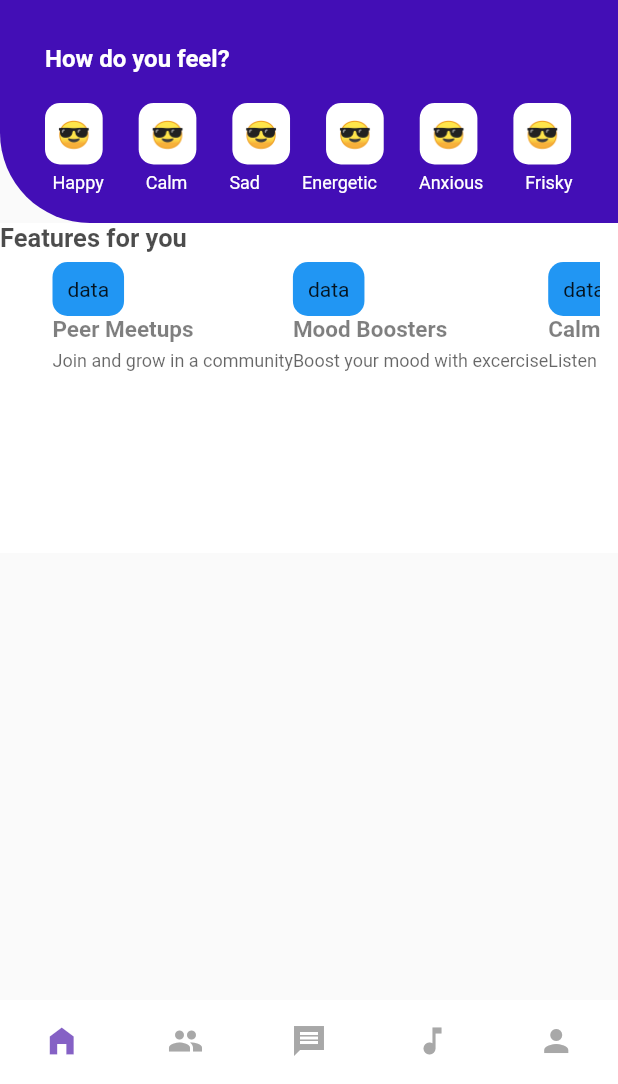
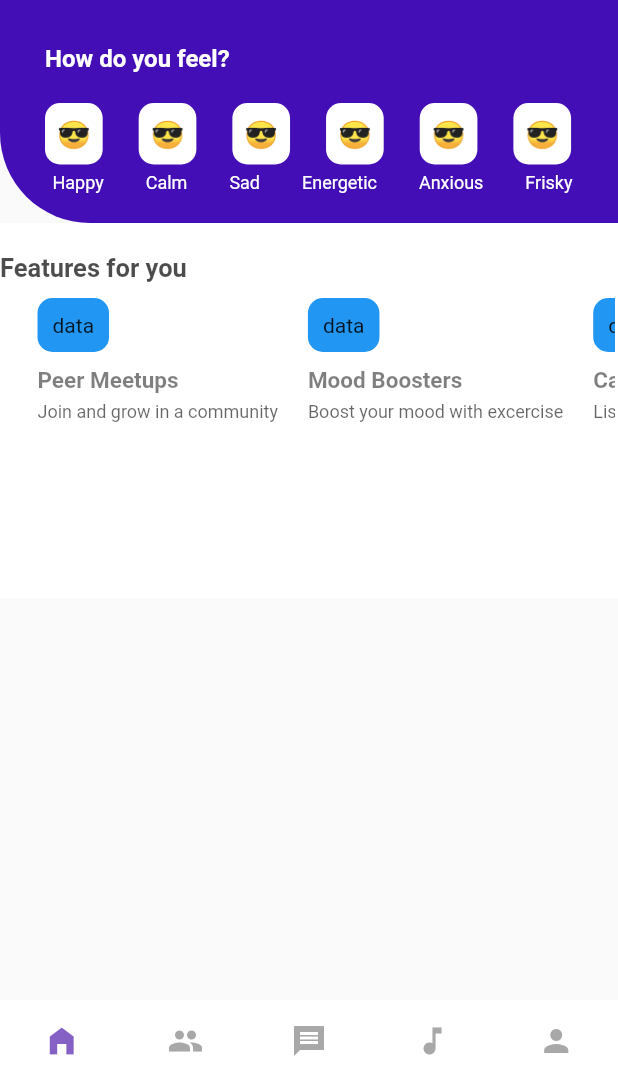
Before and after one commit to jaymesC/safeplace-social-app, a Flutter app: the screen it shows after launch, on a phone screen of 412 x 824 dp, the part 152-1236 px from its top. Run offline on Flutter 3.47's test engine with Material 2 defaults, Android fonts, the phone set to English and light mode, and no system bars; our stand-ins replace flutter_spinkit.

Commit message:
updated homepage

```diff
--- a/lib/pages/home_page.dart
+++ b/lib/pages/home_page.dart
@@ -135,24 +135,32 @@ class HomePage extends StatelessWidget {
           Column(
             crossAxisAlignment: CrossAxisAlignment.start,
             children: [
+              SizedBox(height: 20),
               Text('Features for you',
                   style: TextStyle(
                       fontSize: 17,
                       fontWeight: FontWeight.bold,
                       color: Colors.black.withOpacity(0.7))),
-              // SizedBox(height: 10),
+              SizedBox(height: 10),
               Container(
+                // margin: EdgeInsets.only(right: 20),
                 height: 200,
-                width: 400,
+                width: 410,
                 child: ListView.builder(
-                    padding: const EdgeInsets.only(left: 35, top: 6),
+                    padding: const EdgeInsets.only(
+                      left: 25,
+                    ),
                     itemCount: 3,
                     scrollDirection: Axis.horizontal,
                     itemBuilder: (_, index) {
-                      return Column(
+                      return Container(
+                        margin: EdgeInsets.only(right: 20),
+                        child: Column(
                           crossAxisAlignment: CrossAxisAlignment.start,
+                          // mainAxisAlignment: MainAxisAlignment.spaceAround,
                           children: [
                             FeatureCard(),
+                            SizedBox(height: 10),
                             Text(features[index],
                                 style: TextStyle(
                                     fontSize: 15,
@@ -164,7 +172,11 @@ class HomePage extends StatelessWidget {
                                     fontSize: 12,
                                     // fontWeight: FontWeight.bold,
                                     color: Colors.black.withOpacity(0.6))),
+                            SizedBox(
+                              width: 20,
+                            )
                           ],
+                        ),
                       );
                     }),
               )
```
Lines whose indentation alone changed are shown as unchanged.
